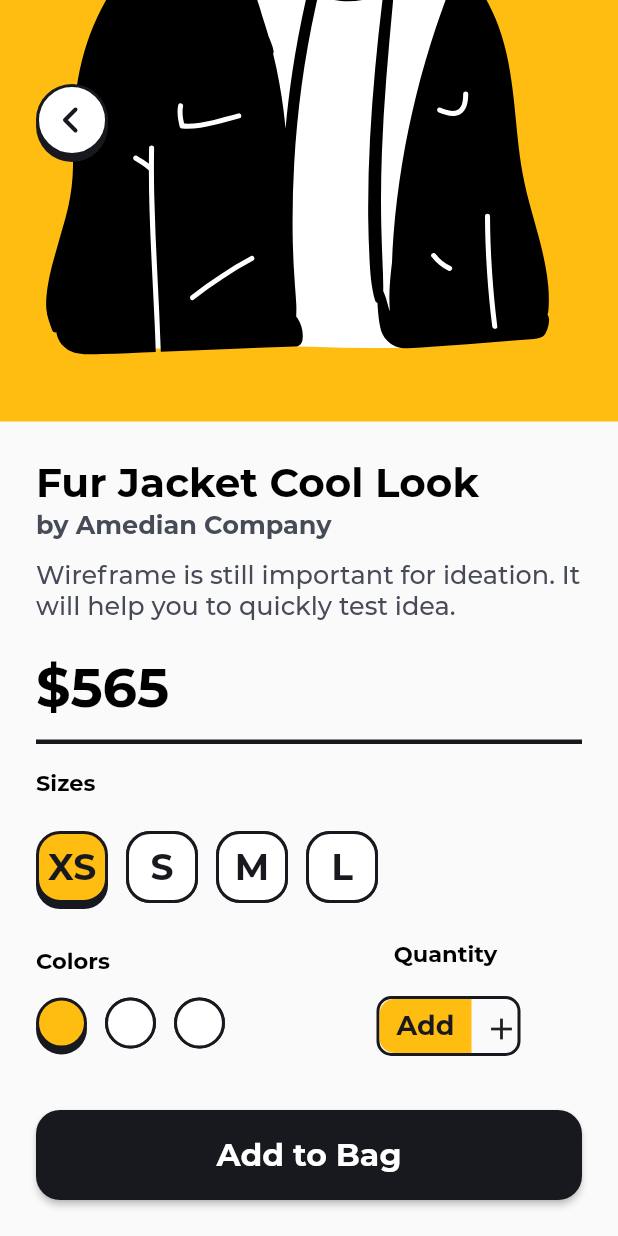
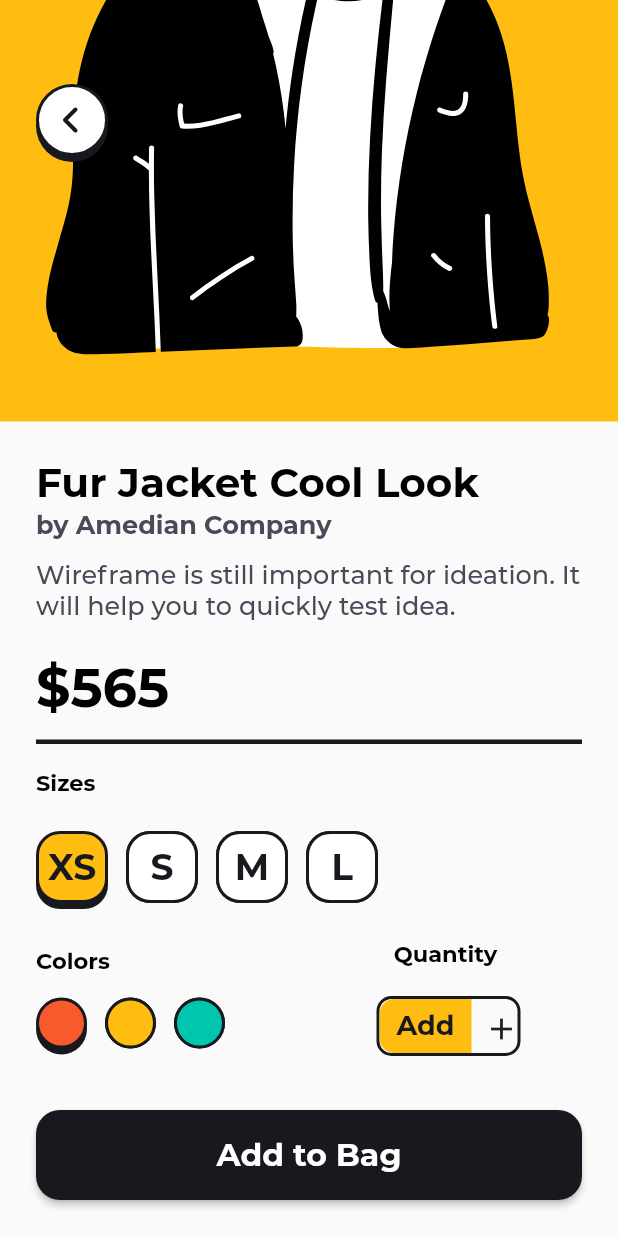
Before and after one commit to nathansdev/ContraFlutterKit, a Flutter app: the ShoppingDetailPageOne screen opened by its route, scrolled down 175 dp, on a phone screen of 412 x 824 dp. Run offline on Flutter 3.47's test engine with Material 2 defaults, Android fonts, the phone set to English and light mode, and no system bars; our stand-ins replace flutter_svg; project files that could hold a hidden picture were left out.

Commit message:
fix: color widget selected colors

```diff
--- a/lib/custom_widgets/color_widget.dart
+++ b/lib/custom_widgets/color_widget.dart
@@ -1,14 +1,14 @@
-import 'package:contraflutterkit/utils/colors.dart';
 import 'package:flutter/cupertino.dart';
 
 class ColorWidget extends StatelessWidget {
   final Color borderColor;
   final Color shadowColor;
+  final Color bgColor;
   final bool selected;
   final VoidCallback onTap;
 
   const ColorWidget(
-      {this.borderColor, this.shadowColor, this.selected, this.onTap});
+      {this.borderColor,this.bgColor, this.shadowColor, this.selected, this.onTap});
 
   @override
   Widget build(BuildContext context) {
@@ -27,7 +27,7 @@ class ColorWidget extends StatelessWidget {
                 ),
               )
             ],
-            color: selected ? lightening_yellow : white,
+            color: bgColor,
             shape:
                 CircleBorder(side: BorderSide(color: borderColor, width: 2))),
       ),
--- a/lib/custom_widgets/colors_select_widget.dart
+++ b/lib/custom_widgets/colors_select_widget.dart
@@ -27,13 +27,14 @@ class _ColorsSelectWidgetState extends State<ColorsSelectWidget> {
   @override
   Widget build(BuildContext context) {
     return Padding(
-      padding: const EdgeInsets.only( right: 16.0, top: 16.0),
+      padding: const EdgeInsets.only(right: 16.0, top: 16.0),
       child: Wrap(
         spacing: 12,
         children: List<Widget>.generate(
           options.length,
           (int index) {
             return ColorWidget(
+              bgColor: options[index],
               borderColor: wood_smoke,
               shadowColor: wood_smoke,
               selected: selectedChoices.contains(index),
--- a/lib/shopping/shopping_detail_page_one.dart
+++ b/lib/shopping/shopping_detail_page_one.dart
@@ -24,8 +24,8 @@ class _ShoppingDetailPageOneState extends State<ShoppingDetailPageOne> {
     _filters.add("S");
     _filters.add("M");
     _filters.add("L");
+    _colors.add(flamingo);
     _colors.add(lightening_yellow);
-    _colors.add(Colors.red);
     _colors.add(carribean_green);
     super.initState();
   }
```
